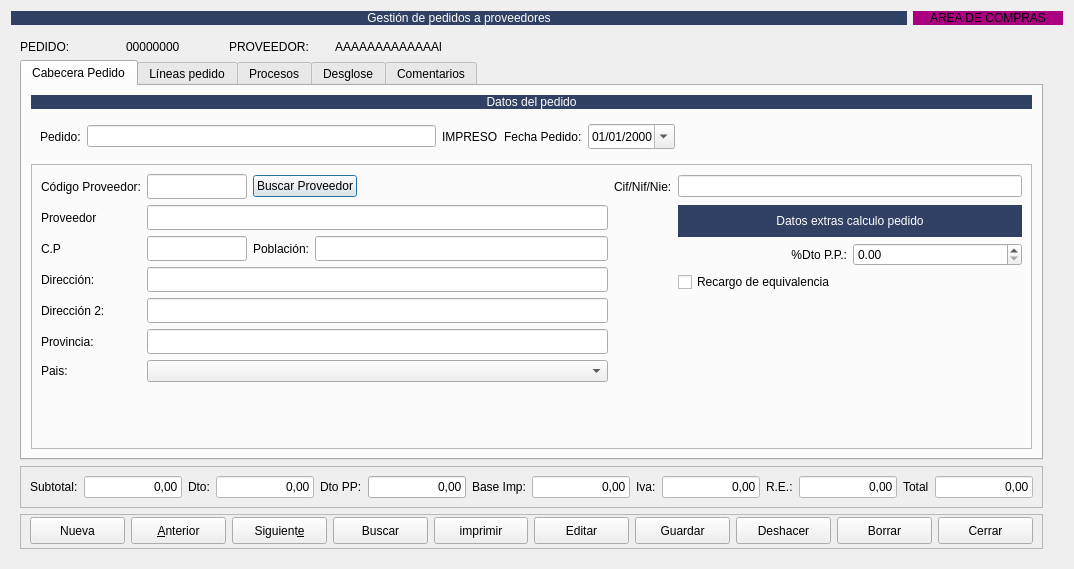
Above: Zona_Compras/frmpedidosproveedor.ui from arcnexus/RedFoX before the change. Below: the same form after it.
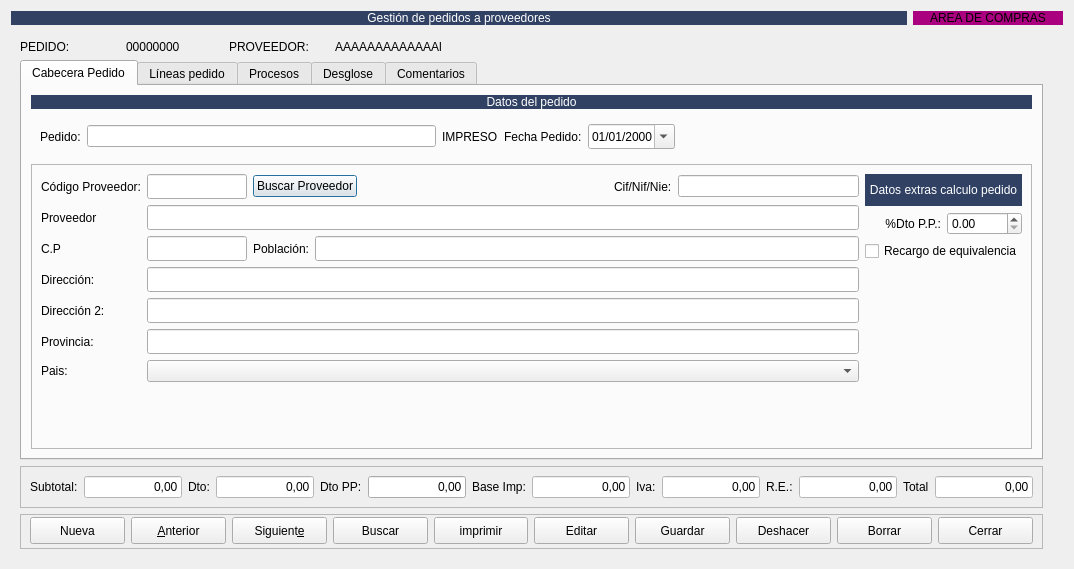
That is the form after the change. Icons and pictures are not drawn.

Patch:
```diff
--- a/Zona_Compras/frmpedidosproveedor.ui
+++ b/Zona_Compras/frmpedidosproveedor.ui
@@ -211,6 +211,16 @@
                   </property>
                  </spacer>
                 </item>
+                <item>
+                 <widget class="QLabel" name="label_15">
+                  <property name="text">
+                   <string>Cif/Nif/Nie:</string>
+                  </property>
+                 </widget>
+                </item>
+                <item>
+                 <widget class="QLineEdit" name="txtcif"/>
+                </item>
                </layout>
               </item>
               <item row="1" column="0">
@@ -220,44 +230,6 @@
                 </property>
                </widget>
               </item>
-              <item row="1" column="3" rowspan="3">
-               <layout class="QGridLayout" name="gridLayout">
-                <item row="0" column="0" colspan="2">
-                 <widget class="QLabel" name="label_34">
-                  <property name="styleSheet">
-                   <string notr="true">background-color: #304163;
-color: rgb(255,255,255);</string>
-                  </property>
-                  <property name="text">
-                   <string>Datos extras calculo pedido</string>
-                  </property>
-                  <property name="alignment">
-                   <set>Qt::AlignCenter</set>
-                  </property>
-                 </widget>
-                </item>
-                <item row="1" column="0">
-                 <widget class="QLabel" name="label_33">
-                  <property name="text">
-                   <string>%Dto P.P.:</string>
-                  </property>
-                  <property name="alignment">
-                   <set>Qt::AlignRight|Qt::AlignTrailing|Qt::AlignVCenter</set>
-                  </property>
-                 </widget>
-                </item>
-                <item row="1" column="1">
-                 <widget class="QDoubleSpinBox" name="spinPorc_dto_pp"/>
-                </item>
-                <item row="2" column="0" colspan="2">
-                 <widget class="QCheckBox" name="chkrecargo_equivalencia">
-                  <property name="text">
-                   <string>Recargo de equivalencia</string>
-                  </property>
-                 </widget>
-                </item>
-               </layout>
-              </item>
               <item row="0" column="0">
                <widget class="QLabel" name="label_3">
                 <property name="text">
@@ -399,9 +371,6 @@
                 </property>
                </widget>
               </item>
-              <item row="0" column="3">
-               <widget class="QLineEdit" name="txtcif"/>
-              </item>
               <item row="7" column="1">
                <spacer name="verticalSpacer">
                 <property name="orientation">
@@ -415,6 +384,44 @@
                 </property>
                </spacer>
               </item>
+              <item row="0" column="2" rowspan="3">
+               <layout class="QGridLayout" name="gridLayout">
+                <item row="0" column="0" colspan="2">
+                 <widget class="QLabel" name="label_34">
+                  <property name="styleSheet">
+                   <string notr="true">background-color: #304163;
+color: rgb(255,255,255);</string>
+                  </property>
+                  <property name="text">
+                   <string>Datos extras calculo pedido</string>
+                  </property>
+                  <property name="alignment">
+                   <set>Qt::AlignCenter</set>
+                  </property>
+                 </widget>
+                </item>
+                <item row="1" column="0">
+                 <widget class="QLabel" name="label_33">
+                  <property name="text">
+                   <string>%Dto P.P.:</string>
+                  </property>
+                  <property name="alignment">
+                   <set>Qt::AlignRight|Qt::AlignTrailing|Qt::AlignVCenter</set>
+                  </property>
+                 </widget>
+                </item>
+                <item row="1" column="1">
+                 <widget class="QDoubleSpinBox" name="spinPorc_dto_pp"/>
+                </item>
+                <item row="2" column="0" colspan="2">
+                 <widget class="QCheckBox" name="chkrecargo_equivalencia">
+                  <property name="text">
+                   <string>Recargo de equivalencia</string>
+                  </property>
+                 </widget>
+                </item>
+               </layout>
+              </item>
              </layout>
             </widget>
            </item>
```
Left out of the diff: 25 changed lines with no effect on the pictures.
